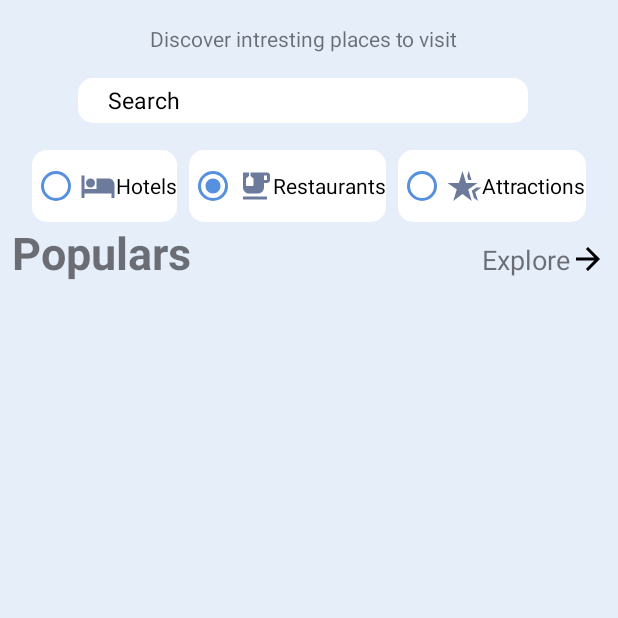
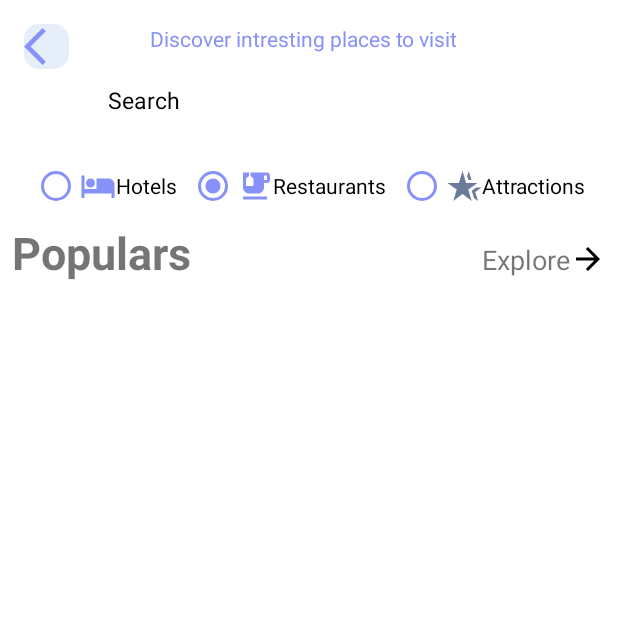
Before and after one commit to CheeseNPizza/TravelBuddy, an Android app: the TravelActivity screen opened directly, with no data from a screen before it, on a phone screen of 412 x 824 dp, the top half of it. Run offline under Robolectric (Android 15) with nearby library versions, the phone set to English and light mode, and no system bars.

Commit message:
minor improvement + redesign

```diff
--- a/app/src/main/java/my/edu/utar/groupassignment/TravelActivity.java
+++ b/app/src/main/java/my/edu/utar/groupassignment/TravelActivity.java
@@ -21,6 +21,7 @@ import android.util.Log;
 import android.view.View;
 import android.widget.AdapterView;
 import android.widget.AutoCompleteTextView;
+import android.widget.ImageView;
 import android.widget.RadioButton;
 import android.widget.RadioGroup;
 import android.widget.TextView;
@@ -97,6 +98,9 @@ public class TravelActivity extends AppCompatActivity {
                 updateView();
             }
         });
+
+        ImageView return_btn = findViewById(R.id.return_btn2);
+        return_btn.setOnClickListener(v -> finish());
     }
 
     // Method to obtain a bounding box from a given address
--- a/app/src/main/res/drawable-anydpi/gps_icon.xml
+++ b/app/src/main/res/drawable-anydpi/gps_icon.xml
@@ -1,4 +1,4 @@
-<vector android:height="24dp" android:tint="#5790DF"
+<vector android:height="24dp" android:tint="@color/send"
     android:viewportHeight="24" android:viewportWidth="24"
     android:width="24dp" xmlns:android="http://schemas.android.com/apk/res/android">
     <path android:fillColor="@android:color/white" android:pathData="M12,2C8.13,2 5,5.13 5,9c0,5.25 7,13 7,13s7,-7.75 7,-13c0,-3.87 -3.13,-7 -7,-7zM12,11.5c-1.38,0 -2.5,-1.12 -2.5,-2.5s1.12,-2.5 2.5,-2.5 2.5,1.12 2.5,2.5 -1.12,2.5 -2.5,2.5z"/>
--- a/app/src/main/res/drawable-anydpi/hotel_icon.xml
+++ b/app/src/main/res/drawable-anydpi/hotel_icon.xml
@@ -1,4 +1,4 @@
-<vector android:height="24dp" android:tint="#6C7A9C"
+<vector android:height="24dp" android:tint="@color/send"
     android:viewportHeight="24" android:viewportWidth="24"
     android:width="24dp" xmlns:android="http://schemas.android.com/apk/res/android">
     <path android:fillColor="#6C7A9C" android:pathData="M7,13c1.66,0 3,-1.34 3,-3S8.66,7 7,7s-3,1.34 -3,3 1.34,3 3,3zM19,7h-8v7L3,14L3,5L1,5v15h2v-3h18v3h2v-9c0,-2.21 -1.79,-4 -4,-4z"/>
--- a/app/src/main/res/drawable-anydpi/intro_background.xml
+++ b/app/src/main/res/drawable-anydpi/intro_background.xml
@@ -2,7 +2,7 @@
 <selector xmlns:android="http://schemas.android.com/apk/res/android">
     <item>
         <shape android:shape="rectangle">
-            <solid android:color="#5790DF"/>
+            <solid android:color="@color/send"/>
             <corners android:radius="50dp"/>
         </shape>
     </item>
--- a/app/src/main/res/drawable-anydpi/price_icon.xml
+++ b/app/src/main/res/drawable-anydpi/price_icon.xml
@@ -1,4 +1,4 @@
-<vector android:height="24dp" android:tint="#5790DF"
+<vector android:height="24dp" android:tint="@color/send"
     android:viewportHeight="24" android:viewportWidth="24"
     android:width="24dp" xmlns:android="http://schemas.android.com/apk/res/android">
     <path android:fillColor="@android:color/white" android:pathData="M12,2C6.48,2 2,6.48 2,12s4.48,10 10,10 10,-4.48 10,-10S17.52,2 12,2zM13.41,18.09L13.41,20h-2.67v-1.93c-1.71,-0.36 -3.16,-1.46 -3.27,-3.4h1.96c0.1,1.05 0.82,1.87 2.65,1.87 1.96,0 2.4,-0.98 2.4,-1.59 0,-0.83 -0.44,-1.61 -2.67,-2.14 -2.48,-0.6 -4.18,-1.62 -4.18,-3.67 0,-1.72 1.39,-2.84 3.11,-3.21L10.74,4h2.67v1.95c1.86,0.45 2.79,1.86 2.85,3.39L14.3,9.34c-0.05,-1.11 -0.64,-1.87 -2.22,-1.87 -1.5,0 -2.4,0.68 -2.4,1.64 0,0.84 0.65,1.39 2.67,1.91s4.18,1.39 4.18,3.91c-0.01,1.83 -1.38,2.83 -3.12,3.16z"/>
--- a/app/src/main/res/drawable-anydpi/rating_icon.xml
+++ b/app/src/main/res/drawable-anydpi/rating_icon.xml
@@ -1,4 +1,4 @@
-<vector android:height="24dp" android:tint="#5790DF"
+<vector android:height="24dp" android:tint="@color/send"
     android:viewportHeight="24" android:viewportWidth="24"
     android:width="24dp" xmlns:android="http://schemas.android.com/apk/res/android">
     <path android:fillColor="@android:color/white" android:pathData="M12,17.27L18.18,21l-1.64,-7.03L22,9.24l-7.19,-0.61L12,2 9.19,8.63 2,9.24l5.46,4.73L5.82,21z"/>
--- a/app/src/main/res/drawable-anydpi/restaurant_icon.xml
+++ b/app/src/main/res/drawable-anydpi/restaurant_icon.xml
@@ -1,4 +1,4 @@
-<vector android:height="24dp" android:tint="#6C7A9C"
+<vector android:height="24dp" android:tint="@color/send"
     android:viewportHeight="24" android:viewportWidth="24"
     android:width="24dp" xmlns:android="http://schemas.android.com/apk/res/android">
     <path android:fillColor="@android:color/white" android:pathData="M20,3H9v2.4l1.81,1.45C10.93,6.94 11,7.09 11,7.24v4.26c0,0.28 -0.22,0.5 -0.5,0.5h-4C6.22,12 6,11.78 6,11.5V7.24c0,-0.15 0.07,-0.3 0.19,-0.39L8,5.4V3H4v10c0,2.21 1.79,4 4,4h6c2.21,0 4,-1.79 4,-4v-3h2c1.11,0 2,-0.9 2,-2V5C22,3.89 21.11,3 20,3zM20,8h-2V5h2V8z"/>
--- a/app/src/main/res/drawable-anydpi/return_icon.xml
+++ b/app/src/main/res/drawable-anydpi/return_icon.xml
@@ -1,5 +1,5 @@
 <vector android:autoMirrored="true" android:height="24dp"
-    android:tint="#093D89" android:viewportHeight="24"
+    android:tint="@color/send" android:viewportHeight="24"
     android:viewportWidth="24" android:width="24dp" xmlns:android="http://schemas.android.com/apk/res/android">
     <path android:fillColor="@android:color/white" android:pathData="M11.67,3.87L9.9,2.1 0,12l9.9,9.9 1.77,-1.77L3.54,12z"/>
 </vector>
--- a/app/src/main/res/layout/activity_travel.xml
+++ b/app/src/main/res/layout/activity_travel.xml
@@ -5,8 +5,7 @@
     android:layout_width="match_parent"
     android:layout_height="match_parent"
     android:orientation="vertical"
-    tools:context=".TravelActivity"
-    android:background="#E6EEFA">
+    tools:context=".TravelActivity">
 
     <ScrollView
         android:layout_width="match_parent"
@@ -23,13 +22,25 @@
                 android:layout_width="match_parent"
                 android:layout_height="100dp">
 
+                <ImageView
+                    android:id="@+id/return_btn2"
+                    android:layout_width="30dp"
+                    android:layout_height="30dp"
+                    android:layout_marginStart="16dp"
+                    android:layout_marginTop="16dp"
+                    android:background="@drawable/search_background"
+                    android:backgroundTint="#E6EEFA"
+                    android:src="@drawable/return_icon"
+                    app:layout_constraintStart_toStartOf="parent"
+                    app:layout_constraintTop_toTopOf="parent" />
+
                 <TextView
                     android:id="@+id/text_current_location"
                     android:layout_width="wrap_content"
                     android:layout_height="20dp"
                     android:layout_marginStart="100dp"
                     android:layout_marginTop="16dp"
-                    android:fontFamily="sans-serif"
+                    android:textColor="@color/lavender"
                     android:text="Discover intresting places to visit"
                     app:layout_constraintStart_toStartOf="parent"
                     app:layout_constraintTop_toTopOf="parent" />
@@ -71,7 +82,7 @@
                     android:text="Hotels"
                     android:layout_marginStart="8dp"
                     android:drawableLeft="@drawable/hotel_icon"
-                    android:buttonTint="#5790DF"
+                    android:buttonTint="@color/lavender"
                     />
 
                 <RadioButton
@@ -82,7 +93,7 @@
                     android:layout_height="wrap_content"
                     android:layout_marginStart="8dp"
                     android:layout_marginEnd="8dp"
-                    android:buttonTint="#5790DF"
+                    android:buttonTint="@color/lavender"
                     android:checked="true"
                     android:text="Restaurants" />
 
@@ -92,7 +103,7 @@
                     android:layout_width="wrap_content"
                     android:drawableLeft="@drawable/attraction_icon"
                     android:layout_height="wrap_content"
-                    android:buttonTint="#5790DF"
+                    android:buttonTint="@color/lavender"
                     android:layout_marginEnd="8dp"
                     android:text="Attractions" />
             </RadioGroup>
```
Also changed, not shown: app/src/main/res/layout/activity_intro.xml (+10 -10 lines).
